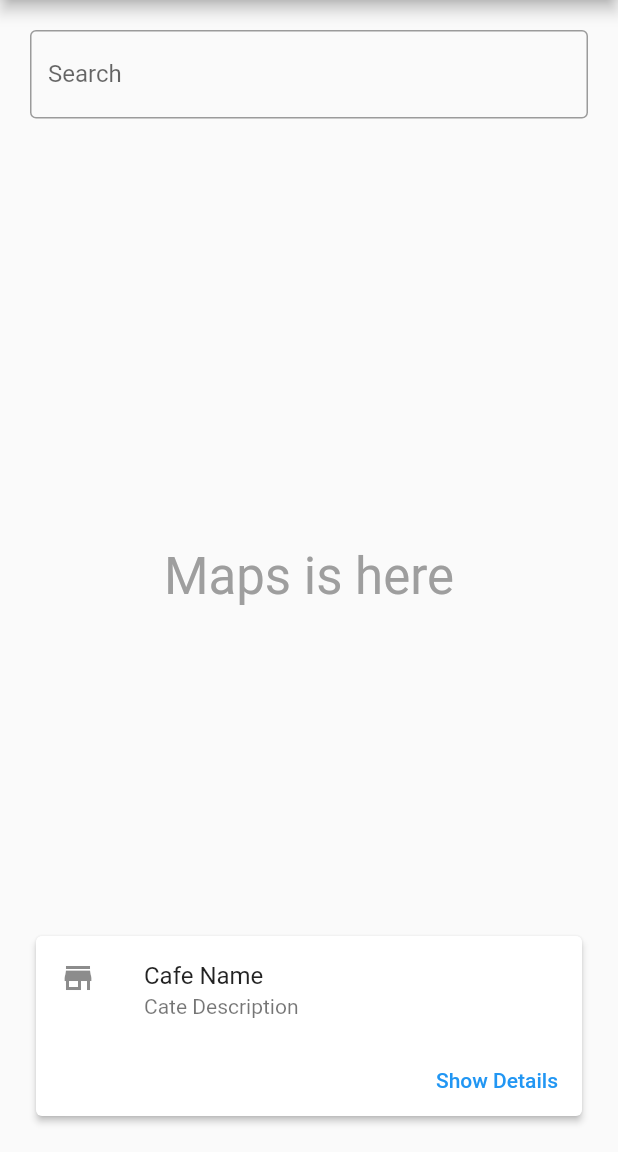
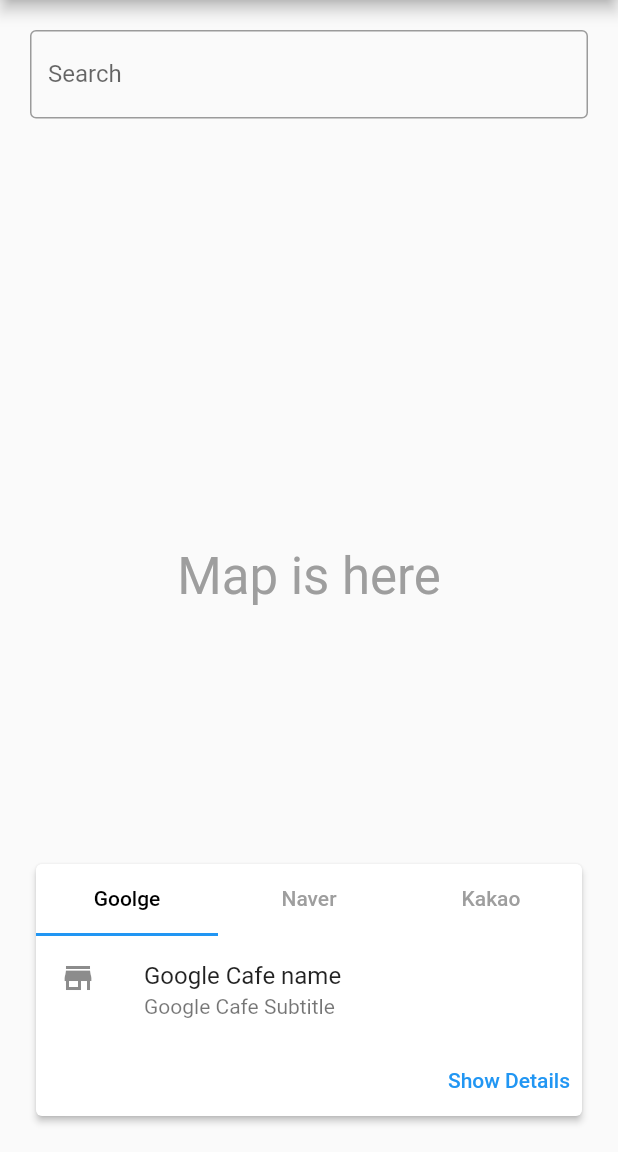
Before and after one commit to seonghyeonkimm/all-about-location, a Flutter app: the screen it shows after launch, on a phone screen of 412 x 824 dp, the part 84-1236 px from its top. Run offline on Flutter 3.47's test engine with Material 2 defaults, Android fonts, the phone set to English and light mode, and no system bars.

Commit message:
Add TabBar and TabBarView to show different location information

```diff
--- a/lib/main.dart
+++ b/lib/main.dart
@@ -8,6 +8,7 @@
   @override
   Widget build(BuildContext context) {
     return MaterialApp(
+      debugShowCheckedModeBanner: false,
       title: 'AllMap',
       theme: ThemeData(
         primarySwatch: Colors.blue,
@@ -41,7 +42,7 @@
       ),
       body: Stack(children: [
         Center(
-          child: Text('Maps is here',
+          child: Text('Map is here',
               style: Theme.of(context)
                   .textTheme
                   .headline4
@@ -65,18 +66,63 @@
             right: 0,
             bottom: 0,
             child: SafeArea(
+              child: DefaultTabController(
+                  length: 3,
                   child: Padding(
                       padding: const EdgeInsets.all(20),
                       child: Card(
                         elevation: 2.0,
-                child: Padding(
-                    padding: const EdgeInsets.only(right: 8),
                         child: Column(
+                          children: [
+                            TabBar(
+                              labelColor: Colors.black,
+                              unselectedLabelColor: Colors.grey,
+                              tabs: [
+                                Tab(child: Text('Goolge')),
+                                Tab(child: Text('Naver')),
+                                Tab(child: Text('Kakao')),
+                              ],
+                            ),
+                            SizedBox(
+                              height: 120,
+                              child: TabBarView(children: [
+                                LocationCard(
+                                  title: 'Google Cafe name',
+                                  subTitle: "Google Cafe Subtitle",
+                                ),
+                                LocationCard(
+                                  title: 'Naver Cafe name',
+                                  subTitle: "Naver Cafe Subtitle",
+                                ),
+                                LocationCard(
+                                  title: 'Kakao Cafe name',
+                                  subTitle: "Kakao Cafe Subtitle",
+                                ),
+                              ]),
+                            )
+                          ],
+                        ),
+                      ))),
+            ))
+      ]),
+    );
+  }
+}
+
+class LocationCard extends StatelessWidget {
+  final String title;
+  final String subTitle;
+
+  const LocationCard({@required this.title, @required this.subTitle});
+
+  @override
+  Widget build(BuildContext context) {
+    return Column(
       children: [
         ListTile(
           leading: Icon(Icons.store),
-                          title: Text('Cafe Name'),
-                          subtitle: Text('Cate Description'),
+          title: Text(title),
+          subtitle: Text(subTitle),
         ),
         Row(
           mainAxisAlignment: MainAxisAlignment.end,
@@ -90,10 +136,6 @@
           ],
         )
       ],
-                    )),
-              ),
-            )))
-      ]),
     );
   }
 }
```
Lines whose indentation alone changed are shown as unchanged.
